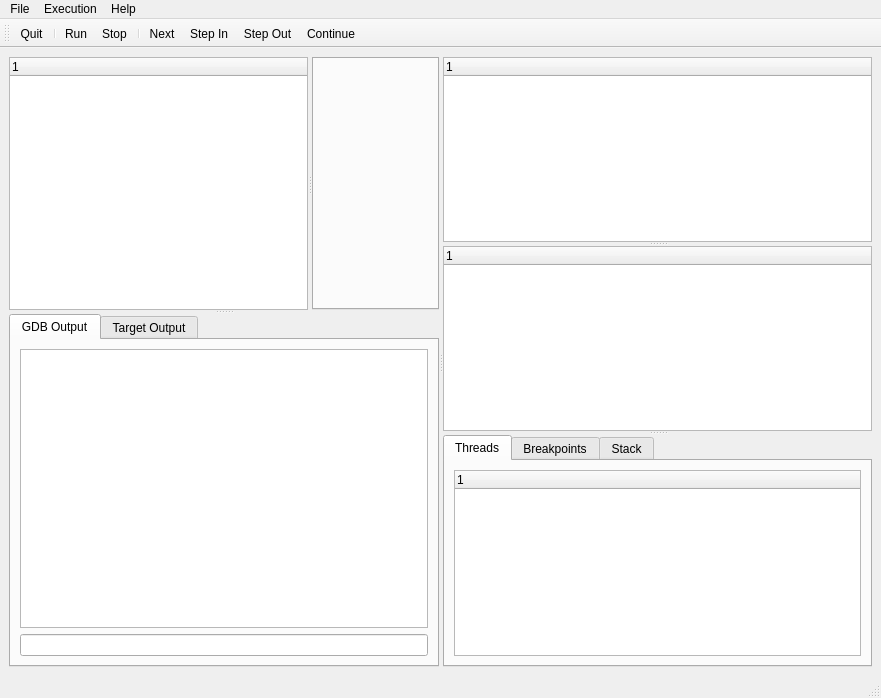
Above: src/mainwindow.ui from gt945/gede before the change. Below: the same form after it.
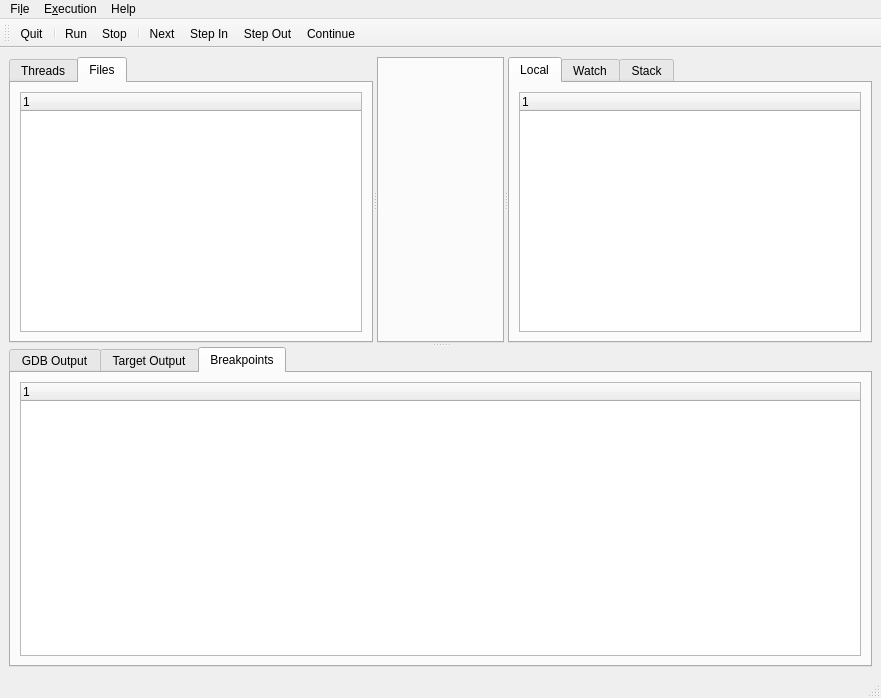
That is the form after the change. The open tabs and pages were chosen to show the change. Icons and pictures are not drawn.

Commit message: Redesign UI layout

The edit to the form file:
```diff
--- a/src/mainwindow.ui
+++ b/src/mainwindow.ui
@@ -14,44 +14,117 @@
    <string>MainWindow</string>
   </property>
   <widget class="QWidget" name="centralwidget">
-   <layout class="QVBoxLayout" name="verticalLayout">
+   <layout class="QVBoxLayout" name="verticalLayout_3">
     <item>
-     <widget class="QSplitter" name="splitter_4">
+     <widget class="QSplitter" name="splitter_2">
       <property name="orientation">
-       <enum>Qt::Horizontal</enum>
+       <enum>Qt::Vertical</enum>
       </property>
-      <widget class="QSplitter" name="splitter_2">
+      <widget class="QSplitter" name="splitter">
        <property name="orientation">
-        <enum>Qt::Vertical</enum>
+        <enum>Qt::Horizontal</enum>
        </property>
-       <widget class="QSplitter" name="splitter">
-        <property name="orientation">
-         <enum>Qt::Horizontal</enum>
+       <widget class="QTabWidget" name="tabWidget">
+        <property name="sizePolicy">
+         <sizepolicy hsizetype="Expanding" vsizetype="Expanding">
+          <horstretch>0</horstretch>
+          <verstretch>0</verstretch>
+         </sizepolicy>
         </property>
-        <widget class="QTreeWidget" name="treeWidget_file">
-         <column>
-          <property name="text">
-           <string notr="true">1</string>
-          </property>
-         </column>
+        <property name="currentIndex">
+         <number>0</number>
+        </property>
+        <widget class="QWidget" name="tab">
+         <attribute name="title">
+          <string>Threads</string>
+         </attribute>
+         <layout class="QVBoxLayout" name="verticalLayout_2">
+          <item>
+           <widget class="QTreeWidget" name="treeWidget_threads">
+            <column>
+             <property name="text">
+              <string notr="true">1</string>
+             </property>
+            </column>
+           </widget>
+          </item>
+         </layout>
         </widget>
-        <widget class="QTabWidget" name="editorTabWidget">
-         <property name="tabsClosable">
-          <bool>true</bool>
-         </property>
+        <widget class="QWidget" name="tab_7">
+         <attribute name="title">
+          <string>Files</string>
+         </attribute>
+         <layout class="QVBoxLayout" name="verticalLayout">
+          <item>
+           <widget class="QTreeWidget" name="treeWidget_file">
+            <column>
+             <property name="text">
+              <string notr="true">1</string>
+             </property>
+            </column>
+           </widget>
+          </item>
+         </layout>
         </widget>
        </widget>
-       <widget class="QTabWidget" name="tabWidget_2">
+       <widget class="QTabWidget" name="editorTabWidget">
+        <property name="sizePolicy">
+         <sizepolicy hsizetype="Expanding" vsizetype="Expanding">
+          <horstretch>0</horstretch>
+          <verstretch>0</verstretch>
+         </sizepolicy>
+        </property>
+        <property name="minimumSize">
+         <size>
+          <width>0</width>
+          <height>0</height>
+         </size>
+        </property>
+        <property name="tabsClosable">
+         <bool>true</bool>
+        </property>
+       </widget>
+       <widget class="QTabWidget" name="tabWidget_3">
+        <property name="sizePolicy">
+         <sizepolicy hsizetype="Expanding" vsizetype="Expanding">
+          <horstretch>0</horstretch>
+          <verstretch>0</verstretch>
+         </sizepolicy>
+        </property>
         <property name="currentIndex">
          <number>1</number>
         </property>
-        <widget class="QWidget" name="tab_4">
+        <widget class="QWidget" name="tab_11">
          <attribute name="title">
-          <string>GDB Output</string>
+          <string>Local</string>
          </attribute>
-         <layout class="QVBoxLayout" name="verticalLayout_5">
+         <layout class="QVBoxLayout" name="verticalLayout_7">
           <item>
-           <widget class="QPlainTextEdit" name="logView">
+           <widget class="QTreeWidget" name="autoWidget">
+            <property name="editTriggers">
+             <set>QAbstractItemView::NoEditTriggers</set>
+            </property>
+            <property name="uniformRowHeights">
+             <bool>true</bool>
+            </property>
+            <column>
+             <property name="text">
+              <string notr="true">1</string>
+             </property>
+            </column>
+           </widget>
+          </item>
+         </layout>
+         <zorder>autoWidget</zorder>
+         <zorder>autoWidget</zorder>
+        </widget>
+        <widget class="QWidget" name="tab_12">
+         <attribute name="title">
+          <string>Watch</string>
+         </attribute>
+         <layout class="QVBoxLayout" name="verticalLayout_4">
+          <item>
+           <widget class="QTreeWidget" name="varWidget">
             <property name="sizePolicy">
              <sizepolicy hsizetype="Expanding" vsizetype="Preferred">
               <horstretch>0</horstretch>
@@ -64,81 +137,15 @@
               <height>40</height>
              </size>
             </property>
-           </widget>
-          </item>
-          <item>
-           <widget class="QLineEdit" name="cmd"/>
-          </item>
-         </layout>
-        </widget>
-        <widget class="QWidget" name="tab_5">
-         <attribute name="title">
-          <string>Target Output</string>
-         </attribute>
-         <layout class="QVBoxLayout" name="verticalLayout_6">
-          <item>
-           <widget class="QPlainTextEdit" name="targetOutputView"/>
-          </item>
-         </layout>
-        </widget>
-       </widget>
-      </widget>
-      <widget class="QSplitter" name="splitter_3">
-       <property name="orientation">
-        <enum>Qt::Vertical</enum>
-       </property>
-       <widget class="QTreeWidget" name="autoWidget">
-        <property name="editTriggers">
-         <set>QAbstractItemView::NoEditTriggers</set>
-        </property>
-        <property name="uniformRowHeights">
-         <bool>true</bool>
-        </property>
-        <column>
-         <property name="text">
-          <string notr="true">1</string>
-         </property>
-        </column>
-       </widget>
-       <widget class="QTreeWidget" name="varWidget">
-        <property name="sizePolicy">
-         <sizepolicy hsizetype="Expanding" vsizetype="Preferred">
-          <horstretch>0</horstretch>
-          <verstretch>0</verstretch>
-         </sizepolicy>
-        </property>
-        <property name="baseSize">
-         <size>
-          <width>80</width>
-          <height>1</height>
-         </size>
-        </property>
-        <property name="editTriggers">
-         <set>QAbstractItemView::NoEditTriggers</set>
-        </property>
-        <property name="selectionMode">
-         <enum>QAbstractItemView::ExtendedSelection</enum>
-        </property>
-        <property name="selectionBehavior">
-         <enum>QAbstractItemView::SelectRows</enum>
-        </property>
-        <column>
-         <property name="text">
-          <string notr="true">1</string>
-         </property>
-        </column>
-       </widget>
-       <widget class="QTabWidget" name="tabWidget">
-        <property name="currentIndex">
-         <number>2</number>
-        </property>
-        <widget class="QWidget" name="tab">
-         <attribute name="title">
-          <string>Threads</string>
-         </attribute>
-         <layout class="QVBoxLayout" name="verticalLayout_2">
-          <item>
-           <widget class="QTreeWidget" name="treeWidget_threads">
+            <property name="editTriggers">
+             <set>QAbstractItemView::NoEditTriggers</set>
+            </property>
+            <property name="selectionMode">
+             <enum>QAbstractItemView::ExtendedSelection</enum>
+            </property>
+            <property name="selectionBehavior">
+             <enum>QAbstractItemView::SelectRows</enum>
+            </property>
             <column>
              <property name="text">
               <string notr="true">1</string>
@@ -148,23 +155,7 @@
           </item>
          </layout>
         </widget>
-        <widget class="QWidget" name="tab_2">
-         <attribute name="title">
-          <string>Breakpoints</string>
-         </attribute>
-         <layout class="QVBoxLayout" name="verticalLayout_4">
-          <item>
-           <widget class="QTreeWidget" name="treeWidget_breakpoints">
-            <column>
-             <property name="text">
-              <string notr="true">1</string>
-             </property>
-            </column>
-           </widget>
-          </item>
-         </layout>
-        </widget>
-        <widget class="QWidget" name="tab_3">
+        <widget class="QWidget" name="tab_14">
          <attribute name="title">
           <string>Stack</string>
          </attribute>
@@ -182,6 +173,63 @@
         </widget>
        </widget>
       </widget>
+      <widget class="QTabWidget" name="tabWidget_2">
+       <property name="currentIndex">
+        <number>0</number>
+       </property>
+       <widget class="QWidget" name="tab_4">
+        <attribute name="title">
+         <string>GDB Output</string>
+        </attribute>
+        <layout class="QVBoxLayout" name="verticalLayout_5">
+         <item>
+          <widget class="QPlainTextEdit" name="logView">
+           <property name="sizePolicy">
+            <sizepolicy hsizetype="Expanding" vsizetype="Preferred">
+             <horstretch>0</horstretch>
+             <verstretch>0</verstretch>
+            </sizepolicy>
+           </property>
+           <property name="baseSize">
+            <size>
+             <width>0</width>
+             <height>40</height>
+            </size>
+           </property>
+          </widget>
+         </item>
+         <item>
+          <widget class="QLineEdit" name="cmd"/>
+         </item>
+        </layout>
+       </widget>
+       <widget class="QWidget" name="tab_5">
+        <attribute name="title">
+         <string>Target Output</string>
+        </attribute>
+        <layout class="QVBoxLayout" name="verticalLayout_6">
+         <item>
+          <widget class="QPlainTextEdit" name="targetOutputView"/>
+         </item>
+        </layout>
+       </widget>
+       <widget class="QWidget" name="tab_13">
+        <attribute name="title">
+         <string>Breakpoints</string>
+        </attribute>
+        <layout class="QVBoxLayout" name="verticalLayout_10">
+         <item>
+          <widget class="QTreeWidget" name="treeWidget_breakpoints">
+           <column>
+            <property name="text">
+             <string notr="true">1</string>
+            </property>
+           </column>
+          </widget>
+         </item>
+        </layout>
+       </widget>
+      </widget>
      </widget>
     </item>
    </layout>
@@ -192,12 +240,12 @@
      <x>0</x>
      <y>0</y>
      <width>881</width>
-     <height>27</height>
+     <height>29</height>
     </rect>
    </property>
    <widget class="QMenu" name="menuFile">
     <property name="title">
-     <string>File</string>
+     <string>Fi&amp;le</string>
     </property>
     <addaction name="actionSettings"/>
     <addaction name="separator"/>
@@ -205,7 +253,7 @@
    </widget>
    <widget class="QMenu" name="menuExecution">
     <property name="title">
-     <string>Execution</string>
+     <string>E&amp;xecution</string>
     </property>
     <addaction name="actionRun"/>
     <addaction name="actionStop"/>
```
Left out of the diff: 26 changed lines with no effect on the pictures. The commit also changes 1 other file.
